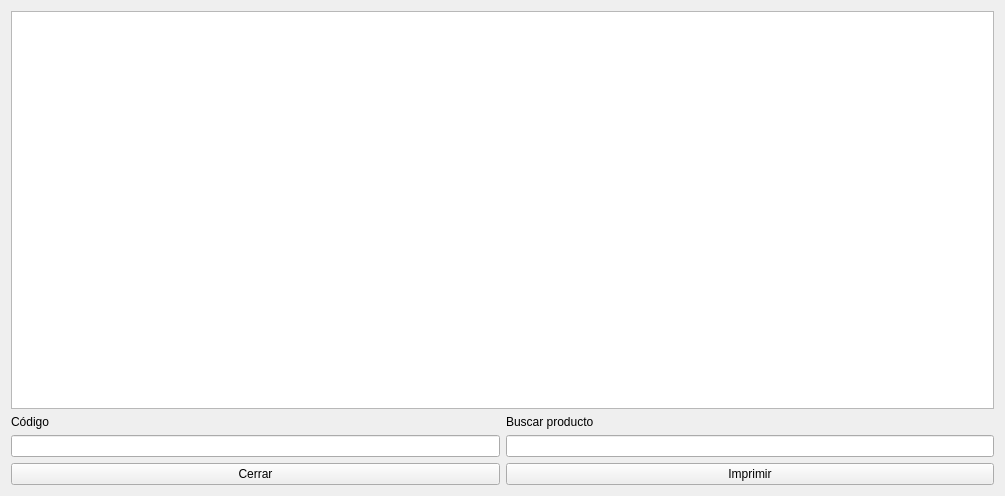
Above: etiquetas.ui from Ladis72/tienda before the change. Below: the same form after it.
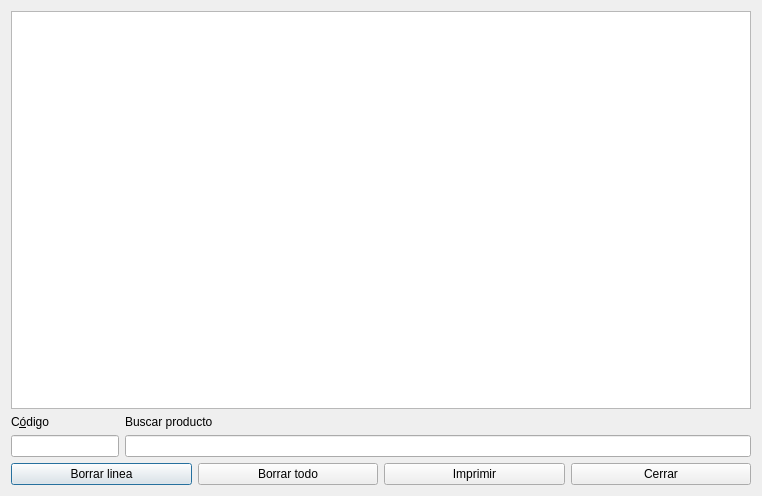
That is the form after the change.

The edit to the form file:
```diff
--- a/etiquetas.ui
+++ b/etiquetas.ui
@@ -6,7 +6,7 @@
    <rect>
     <x>0</x>
     <y>0</y>
-    <width>1005</width>
+    <width>762</width>
     <height>496</height>
    </rect>
   </property>
@@ -14,49 +14,70 @@
    <string>Dialog</string>
   </property>
   <layout class="QGridLayout" name="gridLayout">
-   <item row="3" column="0">
-    <widget class="QPushButton" name="pushButton">
-     <property name="text">
-      <string>Cerrar</string>
-     </property>
-     <property name="autoDefault">
-      <bool>false</bool>
-     </property>
-    </widget>
-   </item>
-   <item row="3" column="1">
-    <widget class="QPushButton" name="pushButtonImprimir">
-     <property name="text">
-      <string>Imprimir</string>
-     </property>
-     <property name="autoDefault">
-      <bool>false</bool>
-     </property>
-    </widget>
-   </item>
-   <item row="0" column="0" colspan="2">
+   <item row="0" column="0" colspan="3">
     <widget class="QTableView" name="tableView"/>
    </item>
-   <item row="2" column="0">
-    <widget class="QLineEdit" name="lineEditCod"/>
-   </item>
    <item row="1" column="0">
     <widget class="QLabel" name="label">
      <property name="text">
-      <string>Código</string>
+      <string>C&amp;ódigo</string>
+     </property>
+     <property name="buddy">
+      <cstring>lineEditCod</cstring>
      </property>
     </widget>
    </item>
-   <item row="2" column="1">
-    <widget class="QLineEdit" name="lineEditDesc"/>
-   </item>
-   <item row="1" column="1">
+   <item row="1" column="2">
     <widget class="QLabel" name="label_2">
      <property name="text">
       <string>Buscar producto</string>
      </property>
     </widget>
    </item>
+   <item row="2" column="0" colspan="2">
+    <widget class="QLineEdit" name="lineEditCod"/>
+   </item>
+   <item row="2" column="2">
+    <widget class="QLineEdit" name="lineEditDesc"/>
+   </item>
+   <item row="3" column="0" colspan="3">
+    <layout class="QHBoxLayout" name="horizontalLayout">
+     <item>
+      <widget class="QPushButton" name="pushButton_2">
+       <property name="text">
+        <string>Borrar linea</string>
+       </property>
+      </widget>
+     </item>
+     <item>
+      <widget class="QPushButton" name="pushButton_3">
+       <property name="text">
+        <string>Borrar todo</string>
+       </property>
+      </widget>
+     </item>
+     <item>
+      <widget class="QPushButton" name="pushButtonImprimir">
+       <property name="text">
+        <string>Imprimir</string>
+       </property>
+       <property name="autoDefault">
+        <bool>false</bool>
+       </property>
+      </widget>
+     </item>
+     <item>
+      <widget class="QPushButton" name="pushButton">
+       <property name="text">
+        <string>Cerrar</string>
+       </property>
+       <property name="autoDefault">
+        <bool>false</bool>
+       </property>
+      </widget>
+     </item>
+    </layout>
+   </item>
   </layout>
  </widget>
  <resources/>
```
Left out of the diff: 12 changed lines with no effect on the pictures.
